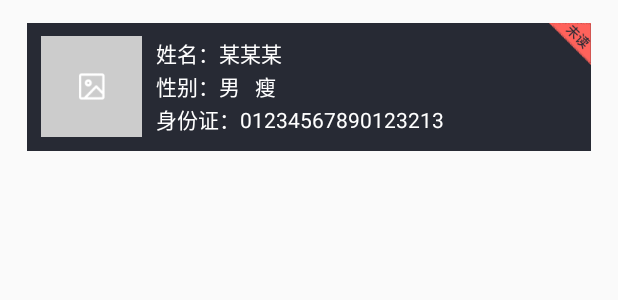
After one commit to XiaoQiu000/move_examine, an Android app: the layout item_message.xml on its own in the app's theme, with its tools: preview values and no code run, on a phone screen of 412 x 824 dp. The commit adds this screen. Shown: the top 300 px of the screen. Run offline under Robolectric (Android 15) with nearby library versions, the phone set to English and light mode, and no system bars.

Commit message:
我的消息界面

```diff
--- a/app/build.gradle
+++ b/app/build.gradle
@@ -8,7 +8,6 @@ android {
         targetSdkVersion 28
         versionCode 1
         versionName "1.0"
-        testInstrumentationRunner "android.support.test.runner.AndroidJUnitRunner"
     }
     buildTypes {
         release {
@@ -26,4 +25,5 @@ dependencies {
     implementation 'com.google.code.gson:gson:2.8.1'
     implementation 'com.android.support:design:28.0.0-alpha3'
     implementation 'com.android.support:support-v4:28.0.0'
+    implementation 'com.yanzhenjie:recyclerview-swipe:1.1.2'
 }
--- a/app/src/main/java/com/qiu/move_examine/repertory/db/AppDbInfo.java
+++ b/app/src/main/java/com/qiu/move_examine/repertory/db/AppDbInfo.java
@@ -4,7 +4,7 @@ package com.qiu.move_examine.repertory.db;
 import android.support.annotation.NonNull;
 
 import com.qiu.move_examine.repertory.db.bean.JsonBeanInfo;
-import com.qiu.move_examine.repertory.db.bean.NoticeInfo;
+import com.qiu.move_examine.repertory.db.bean.MessageInfo;
 import com.satsoftec.frame.repertory.dbTool.DatabaseInfo;
 
 
@@ -29,7 +29,7 @@ public class AppDbInfo extends DatabaseInfo {
     public Class<?>[] getBeanClass() {
         return new Class<?>[]{
                 JsonBeanInfo.class,
-                NoticeInfo.class,
+                MessageInfo.class,
         };
     }
 
--- a/app/src/main/java/com/qiu/move_examine/repertory/db/bean/NoticeInfo.java
+++ b/app/src/main/java/com/qiu/move_examine/repertory/db/bean/MessageInfo.java
@@ -8,7 +8,7 @@ import com.satsoftec.frame.repertory.dbTool.Table;
  * @date 2017/10/12
  */
 @Table(name = "noticeInfo")
-public class NoticeInfo extends BaseEntity {
+public class MessageInfo extends BaseEntity {
     private Long ownerId;
     private Long noticeId;
     private String title;
--- /dev/null
+++ b/app/src/main/res/layout/item_message.xml
@@ -0,0 +1,59 @@
+<?xml version="1.0" encoding="utf-8"?>
+<RelativeLayout xmlns:android="http://schemas.android.com/apk/res/android"
+    android:layout_width="match_parent"
+    android:layout_height="wrap_content"
+    android:layout_marginTop="15dp"
+    android:layout_marginLeft="18dp"
+    android:layout_marginRight="18dp"
+    android:background="@color/background4">
+
+    <LinearLayout
+        android:layout_width="match_parent"
+        android:layout_height="85dp"
+        android:orientation="horizontal">
+
+        <ImageView
+            android:layout_width="67dp"
+            android:layout_height="67dp"
+            android:layout_gravity="center_vertical"
+            android:layout_marginLeft="9dp"
+            android:src="@mipmap/default_image" />
+
+        <LinearLayout
+            android:layout_width="match_parent"
+            android:layout_height="match_parent"
+            android:layout_margin="9dp"
+            android:orientation="vertical">
+
+            <TextView
+                android:layout_width="wrap_content"
+                android:layout_height="0dp"
+                android:layout_weight="1"
+                android:maxLength="10"
+                android:text="姓名：某某某"
+                android:textColor="@color/text0" />
+
+            <TextView
+                android:layout_width="wrap_content"
+                android:layout_height="0dp"
+                android:layout_weight="1"
+                android:maxLines="1"
+                android:text="性别：男   瘦"
+                android:textColor="@color/text0" />
+
+            <TextView
+                android:layout_width="wrap_content"
+                android:layout_height="0dp"
+                android:layout_weight="1"
+                android:maxLines="1"
+                android:text="身份证：01234567890123213"
+                android:textColor="@color/text0" />
+
+        </LinearLayout>
+    </LinearLayout>
+    <ImageView
+        android:layout_alignParentRight="true"
+        android:src="@mipmap/message_noread"
+        android:layout_width="wrap_content"
+        android:layout_height="wrap_content" />
+</RelativeLayout>
```
Also changed, not shown: app/src/main/java/com/qiu/move_examine/contract/MessageContract.java (added, +24 -0 lines), app/src/main/java/com/qiu/move_examine/executer/MessageWorker.java (added, +27 -0 lines), app/src/main/java/com/qiu/move_examine/presenter/adapter/MessageAdapter.java (added, +66 -0 lines), app/src/main/java/com/qiu/move_examine/presenter/fragment/MessageFragment.java (+55 -5 lines), app/src/main/res/layout/fragment_message.xml (+23 -2 lines), app/src/main/res/mipmap-xhdpi/default_image.png (added), app/src/main/res/mipmap-xhdpi/list_empty.png (added), app/src/main/res/mipmap-xhdpi/message_noread.png (added).
